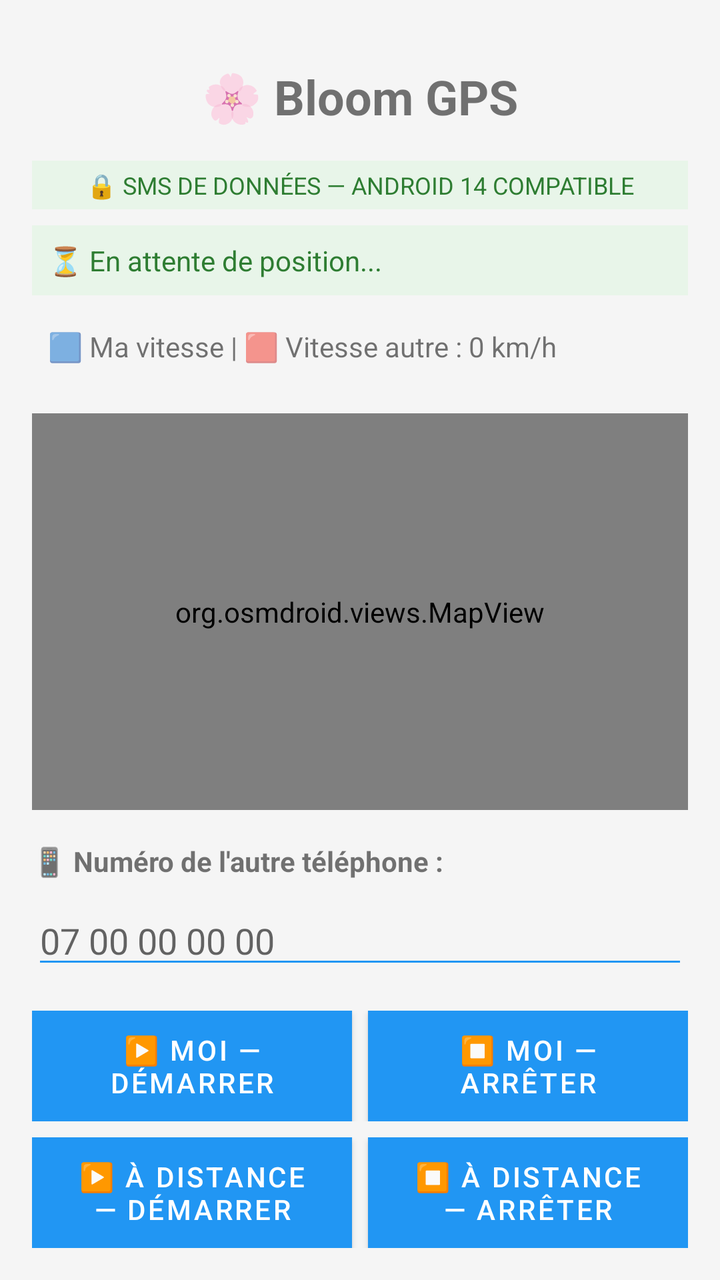
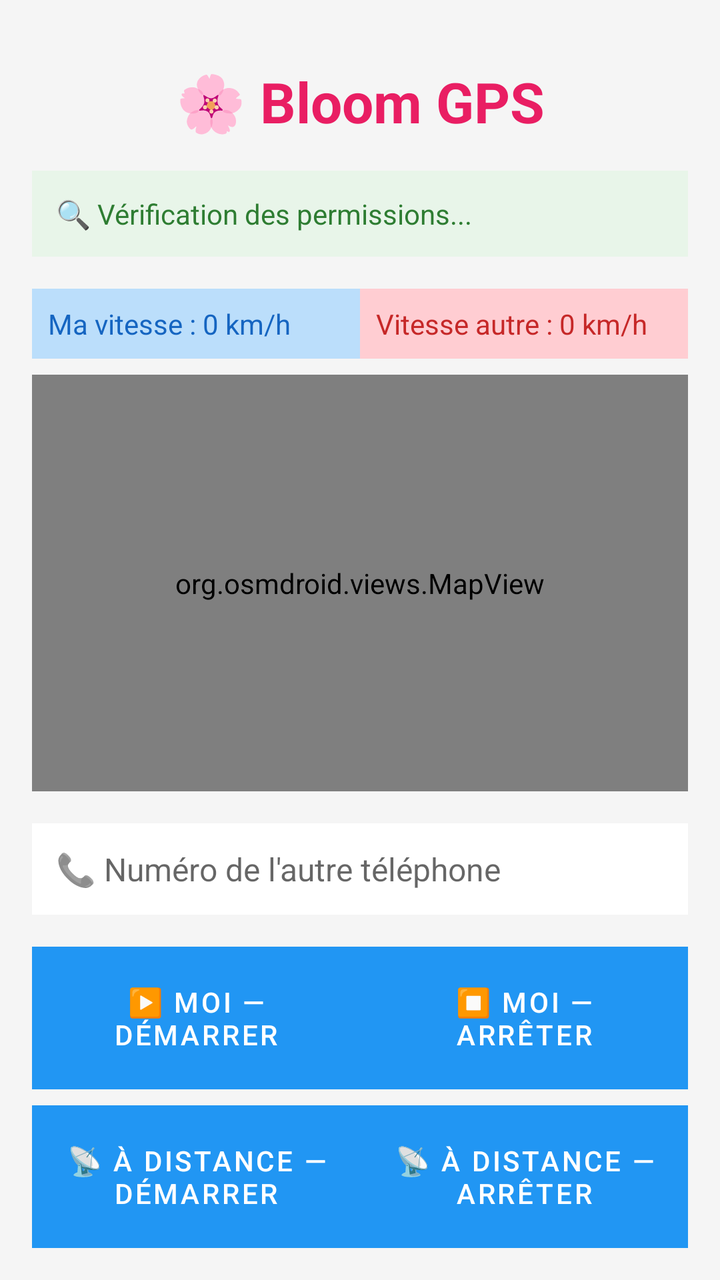

Screens rendered from an Android XML layout before and after an edit, with the pre-edit source and the edit as a unified diff.
<!-- AndroidManifest.xml: application theme AppTheme -->
<!-- res/layout/activity_main.xml -->
<?xml version="1.0" encoding="utf-8"?>
<LinearLayout xmlns:android="http://schemas.android.com/apk/res/android"
    android:layout_width="match_parent"
    android:layout_height="match_parent"
    android:orientation="vertical"
    android:padding="16dp"
    android:background="#F5F5F5">

    <TextView
        android:layout_width="match_parent"
        android:layout_height="wrap_content"
        android:text="🌸 Bloom GPS"
        android:textSize="24sp"
        android:textStyle="bold"
        android:gravity="center"
        android:padding="16dp"/>

    <TextView
        android:layout_width="match_parent"
        android:layout_height="wrap_content"
        android:text="🔒 SMS DE DONNÉES — ANDROID 14 COMPATIBLE"
        android:textSize="12sp"
        android:gravity="center"
        android:padding="4dp"
        android:background="#E8F5E9"
        android:textColor="#2E7D32"/>

    <TextView
        android:id="@+id/tvStatut"
        android:layout_width="match_parent"
        android:layout_height="wrap_content"
        android:text="⏳ En attente de position..."
        android:textSize="14sp"
        android:padding="8dp"
        android:background="#E8F5E9"
        android:textColor="#2E7D32"
        android:layout_marginTop="8dp"/>

    <TextView
        android:id="@+id/tvVitesse"
        android:layout_width="match_parent"
        android:layout_height="wrap_content"
        android:text="🟦 Ma vitesse | 🟥 Vitesse autre : 0 km/h"
        android:textSize="14sp"
        android:padding="8dp"
        android:layout_marginTop="8dp"/>

    <org.osmdroid.views.MapView
        android:id="@+id/mapView"
        android:layout_width="match_parent"
        android:layout_height="0dp"
        android:layout_weight="1"
        android:layout_marginVertical="16dp"/>

    <TextView
        android:layout_width="match_parent"
        android:layout_height="wrap_content"
        android:text="📱 Numéro de l'autre téléphone :"
        android:textSize="14sp"
        android:textStyle="bold"/>

    <EditText
        android:id="@+id/etNumeroDest"
        android:layout_width="match_parent"
        android:layout_height="wrap_content"
        android:hint="07 00 00 00 00"
        android:inputType="phone"
        android:layout_marginVertical="8dp"
        android:backgroundTint="#2196F3"/>

    <LinearLayout
        android:layout_width="match_parent"
        android:layout_height="wrap_content"
        android:orientation="horizontal"
        android:layout_marginTop="8dp">

        <Button
            android:id="@+id/btnStart"
            android:layout_width="0dp"
            android:layout_height="wrap_content"
            android:layout_weight="1"
            android:layout_marginEnd="4dp"
            android:text="▶️ MOI — Démarrer"
            android:background="#4CAF50"
            android:textColor="#FFFFFF"/>

        <Button
            android:id="@+id/btnStop"
            android:layout_width="0dp"
            android:layout_height="wrap_content"
            android:layout_weight="1"
            android:layout_marginStart="4dp"
            android:text="⏹️ MOI — Arrêter"
            android:background="#F44336"
            android:textColor="#FFFFFF"/>
    </LinearLayout>

    <LinearLayout
        android:layout_width="match_parent"
        android:layout_height="wrap_content"
        android:orientation="horizontal"
        android:layout_marginTop="8dp">

        <Button
            android:id="@+id/btnStartDist"
            android:layout_width="0dp"
            android:layout_height="wrap_content"
            android:layout_weight="1"
            android:layout_marginEnd="4dp"
            android:text="▶️ À DISTANCE — Démarrer"
            android:background="#2196F3"
            android:textColor="#FFFFFF"/>

        <Button
            android:id="@+id/btnStopDist"
            android:layout_width="0dp"
            android:layout_height="wrap_content"
            android:layout_weight="1"
            android:layout_marginStart="4dp"
            android:text="⏹️ À DISTANCE — Arrêter"
            android:background="#FF9800"
            android:textColor="#FFFFFF"/>
    </LinearLayout>

</LinearLayout>
<!-- resources referenced by this layout -->
<resources>
  <style name="AppTheme" parent="Theme.MaterialComponents.Light.NoActionBar">
          <item name="colorPrimary">#2196F3</item>
          <item name="colorPrimaryDark">#1976D2</item>
          <item name="colorAccent">#FF9800</item>
      </style>
</resources>

<!-- the commit's change to res/layout/activity_main.xml (unified diff, before → after) -->
@@ -1,125 +1,132 @@
 <?xml version="1.0" encoding="utf-8"?>
 <LinearLayout xmlns:android="http://schemas.android.com/apk/res/android"
+    xmlns:tools="http://schemas.android.com/tools"
     android:layout_width="match_parent"
     android:layout_height="match_parent"
     android:orientation="vertical"
     android:padding="16dp"
-    android:background="#F5F5F5">
+    android:background="#F5F5F5"
+    tools:context=".MainActivity">
 
     <TextView
         android:layout_width="match_parent"
         android:layout_height="wrap_content"
         android:text="🌸 Bloom GPS"
-        android:textSize="24sp"
+        android:textSize="28sp"
         android:textStyle="bold"
         android:gravity="center"
-        android:padding="16dp"/>
-
-    <TextView
-        android:layout_width="match_parent"
-        android:layout_height="wrap_content"
-        android:text="🔒 SMS DE DONNÉES — ANDROID 14 COMPATIBLE"
-        android:textSize="12sp"
-        android:gravity="center"
-        android:padding="4dp"
-        android:background="#E8F5E9"
-        android:textColor="#2E7D32"/>
+        android:padding="16dp"
+        android:textColor="#E91E63"/>
 
     <TextView
         android:id="@+id/tvStatut"
         android:layout_width="match_parent"
         android:layout_height="wrap_content"
-        android:text="⏳ En attente de position..."
-        android:textSize="14sp"
-        android:padding="8dp"
+        android:text="🔍 Vérification des permissions..."
+        android:padding="12dp"
         android:background="#E8F5E9"
         android:textColor="#2E7D32"
-        android:layout_marginTop="8dp"/>
-
-    <TextView
-        android:id="@+id/tvVitesse"
-        android:layout_width="match_parent"
-        android:layout_height="wrap_content"
-        android:text="🟦 Ma vitesse | 🟥 Vitesse autre : 0 km/h"
-        android:textSize="14sp"
-        android:padding="8dp"
-        android:layout_marginTop="8dp"/>
-
-    <org.osmdroid.views.MapView
-        android:id="@+id/mapView"
-        android:layout_width="match_parent"
-        android:layout_height="0dp"
-        android:layout_weight="1"
-        android:layout_marginVertical="16dp"/>
-
-    <TextView
-        android:layout_width="match_parent"
-        android:layout_height="wrap_content"
-        android:text="📱 Numéro de l'autre téléphone :"
-        android:textSize="14sp"
-        android:textStyle="bold"/>
-
-    <EditText
-        android:id="@+id/etNumeroDest"
-        android:layout_width="match_parent"
-        android:layout_height="wrap_content"
-        android:hint="07 00 00 00 00"
-        android:inputType="phone"
-        android:layout_marginVertical="8dp"
-        android:backgroundTint="#2196F3"/>
+        android:layout_marginBottom="16dp"/>
 
     <LinearLayout
         android:layout_width="match_parent"
         android:layout_height="wrap_content"
         android:orientation="horizontal"
-        android:layout_marginTop="8dp">
+        android:gravity="center"
+        android:layout_marginBottom="8dp">
 
-        <Button
-            android:id="@+id/btnStart"
+        <TextView
+            android:id="@+id/tvVitesseMoi"
             android:layout_width="0dp"
             android:layout_height="wrap_content"
             android:layout_weight="1"
-            android:layout_marginEnd="4dp"
-            android:text="▶️ MOI — Démarrer"
-            android:background="#4CAF50"
-            android:textColor="#FFFFFF"/>
+            android:text="Ma vitesse : 0 km/h"
+            android:padding="8dp"
+            android:background="#BBDEFB"
+            android:textColor="#1565C1"/>
 
-        <Button
-            android:id="@+id/btnStop"
+        <TextView
+            android:id="@+id/tvVitesseAutre"
             android:layout_width="0dp"
             android:layout_height="wrap_content"
             android:layout_weight="1"
-            android:layout_marginStart="4dp"
+            android:text="Vitesse autre : 0 km/h"
+            android:padding="8dp"
+            android:background="#FFCDD2"
+            android:textColor="#C62828"/>
+    </LinearLayout>
+
+    <org.osmdroid.views.MapView
+        android:id="@+id/map"
+        android:layout_width="match_parent"
+        android:layout_height="0dp"
+        android:layout_weight="1"
+        android:layout_marginBottom="16dp"/>
+
+    <EditText
+        android:id="@+id/etNumeroAutre"
+        android:layout_width="match_parent"
+        android:layout_height="wrap_content"
+        android:hint="📞 Numéro de l'autre téléphone"
+        android:inputType="phone"
+        android:padding="12dp"
+        android:layout_marginBottom="16dp"
+        android:background="#FFFFFF"
+        android:textSize="16sp"/>
+
+    <LinearLayout
+        android:layout_width="match_parent"
+        android:layout_height="wrap_content"
+        android:orientation="horizontal"
+        android:gap="8dp">
+
+        <Button
+            android:id="@+id/btnDemarrerMoi"
+            android:layout_width="0dp"
+            android:layout_height="wrap_content"
+            android:layout_weight="1"
+            android:text="▶️ MOI — Démarrer"
+            android:background="#4CAF50"
+            android:textColor="#FFFFFF"
+            android:padding="12dp"/>
+
+        <Button
+            android:id="@+id/btnArreterMoi"
+            android:layout_width="0dp"
+            android:layout_height="wrap_content"
+            android:layout_weight="1"
             android:text="⏹️ MOI — Arrêter"
             android:background="#F44336"
-            android:textColor="#FFFFFF"/>
+            android:textColor="#FFFFFF"
+            android:padding="12dp"/>
     </LinearLayout>
 
     <LinearLayout
         android:layout_width="match_parent"
         android:layout_height="wrap_content"
         android:orientation="horizontal"
-        android:layout_marginTop="8dp">
+        android:layout_marginTop="8dp"
+        android:gap="8dp">
 
         <Button
-            android:id="@+id/btnStartDist"
+            android:id="@+id/btnDemarrerAutre"
             android:layout_width="0dp"
             android:layout_height="wrap_content"
             android:layout_weight="1"
-            android:layout_marginEnd="4dp"
-            android:text="▶️ À DISTANCE — Démarrer"
+            android:text="📡 À DISTANCE — Démarrer"
             android:background="#2196F3"
-            android:textColor="#FFFFFF"/>
+            android:textColor="#FFFFFF"
+            android:padding="12dp"/>
 
         <Button
-            android:id="@+id/btnStopDist"
+            android:id="@+id/btnArreterAutre"
             android:layout_width="0dp"
             android:layout_height="wrap_content"
             android:layout_weight="1"
-            android:layout_marginStart="4dp"
-            android:text="⏹️ À DISTANCE — Arrêter"
+            android:text="📡 À DISTANCE — Arrêter"
             android:background="#FF9800"
-            android:textColor="#FFFFFF"/>
+            android:textColor="#FFFFFF"
+            android:padding="12dp"/>
     </LinearLayout>
 
 </LinearLayout>
